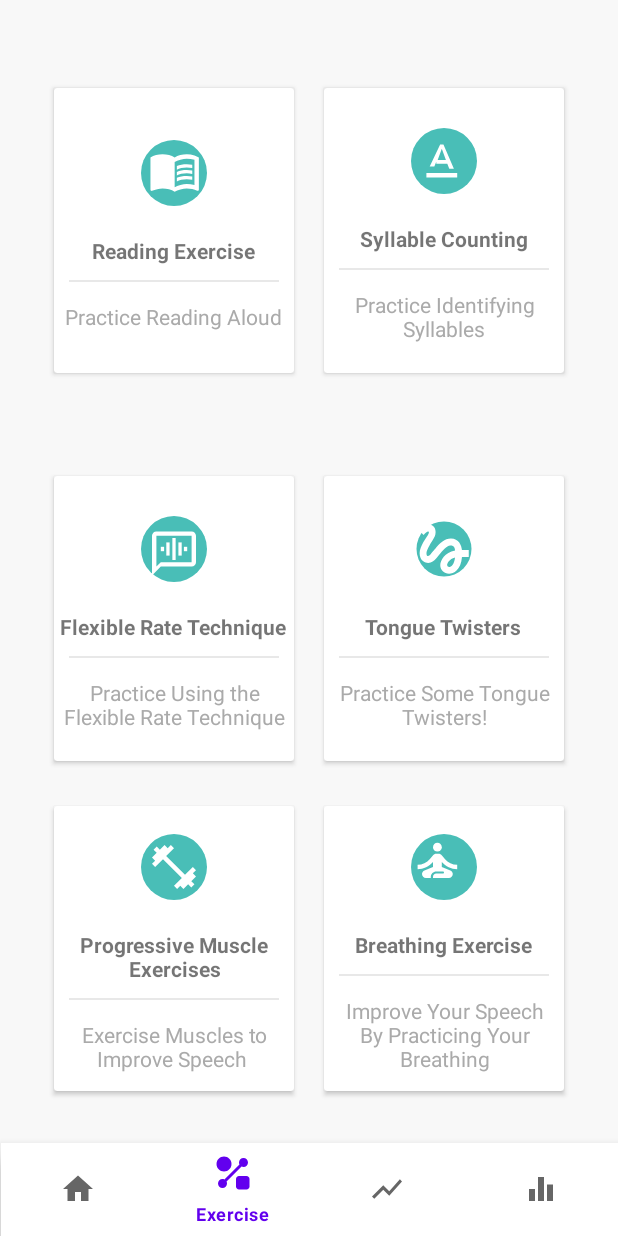
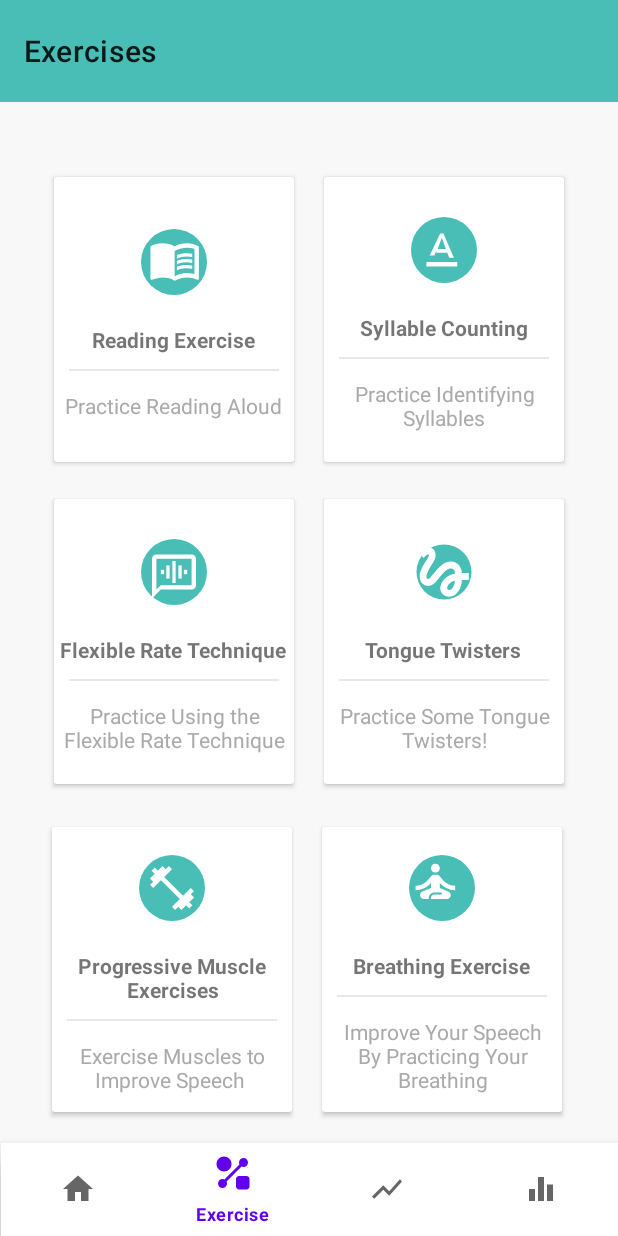
Before and after one commit to Rosscrowley/FinalYearProject, an Android app: the ExercisesActivity screen opened directly, with no data from a screen before it, on a phone screen of 412 x 824 dp. Run offline under Robolectric (Android 15) with nearby library versions, the phone set to English and light mode, and no system bars.

Commit message:
Adjusted-Ui-on-home-and-exercise-page

```diff
--- a/app/src/main/res/layout/activity_exercises.xml
+++ b/app/src/main/res/layout/activity_exercises.xml
@@ -6,19 +6,33 @@
     android:background="#F8F8F8"
     tools:context=".MainActivity">
 
+    <androidx.appcompat.widget.Toolbar
+        android:id="@+id/toolbar"
+        android:layout_width="413dp"
+        android:layout_height="68dp"
+        android:background="@color/appColour"
+        app:layout_constraintEnd_toEndOf="parent"
+        app:layout_constraintHorizontal_bias="0.0"
+        app:layout_constraintStart_toStartOf="parent"
+        app:layout_constraintTop_toTopOf="parent"
+        app:layout_constraintVertical_bias="0.0"
+        app:title="Exercises">
+
+    </androidx.appcompat.widget.Toolbar>
+
     <LinearLayout
-        android:layout_width="match_parent"
-        android:layout_height="wrap_content"
+        android:layout_width="380dp"
+        android:layout_height="199dp"
         android:layout_margin="10dp"
         android:clipToPadding="false"
         android:gravity="center"
         android:orientation="horizontal"
         app:layout_constraintBottom_toTopOf="@+id/linearLayout3"
         app:layout_constraintEnd_toEndOf="parent"
-        app:layout_constraintHorizontal_bias="0.5"
+        app:layout_constraintHorizontal_bias="0.526"
         app:layout_constraintStart_toStartOf="parent"
         app:layout_constraintTop_toTopOf="parent"
-        app:layout_constraintVertical_bias="0.5">
+        app:layout_constraintVertical_bias="1.0">
 
         <androidx.cardview.widget.CardView
             android:id="@+id/readingCard"
@@ -215,17 +229,17 @@
 
     <LinearLayout
         android:id="@+id/linearLayout2"
-        android:layout_width="match_parent"
-        android:layout_height="wrap_content"
+        android:layout_width="409dp"
+        android:layout_height="208dp"
         android:clipToPadding="false"
         android:gravity="center"
         android:orientation="horizontal"
         app:layout_constraintBottom_toBottomOf="parent"
         app:layout_constraintEnd_toEndOf="parent"
-        app:layout_constraintHorizontal_bias="1.0"
+        app:layout_constraintHorizontal_bias="0.0"
         app:layout_constraintStart_toStartOf="parent"
         app:layout_constraintTop_toTopOf="parent"
-        app:layout_constraintVertical_bias="0.859">
+        app:layout_constraintVertical_bias="0.881">
 
         <androidx.cardview.widget.CardView
             android:id="@+id/muscleExerciseCard"
--- a/app/src/main/res/layout/daily_exercise_item.xml
+++ b/app/src/main/res/layout/daily_exercise_item.xml
@@ -44,15 +44,17 @@
         app:layout_constraintVertical_bias="0.071"
         android:background="@color/DEIncomplete"/>
 
-    <Button
+    <androidx.appcompat.widget.AppCompatButton
         android:id="@+id/startButton"
+        style="@style/CustomButtonStyle"
         android:layout_width="100dp"
         android:layout_height="wrap_content"
         android:background="@color/appColour"
         android:text="Start"
+        app:backgroundTint="@color/appColour"
         app:layout_constraintBottom_toBottomOf="parent"
         app:layout_constraintEnd_toEndOf="parent"
-        app:layout_constraintHorizontal_bias="1.0"
+        app:layout_constraintHorizontal_bias="0.958"
         app:layout_constraintStart_toEndOf="@+id/exerciseName"
         app:layout_constraintTop_toBottomOf="@+id/textView5"
         app:layout_constraintVertical_bias="0.0" />
```
Also changed, not shown: app/src/main/java/com/example/finalyearproject/MainActivity.kt (+5 -18 lines), app/src/main/res/layout/activity_home.xml (+6 -94 lines).
